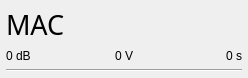
First picture: the form in ui/MacListWidget.ui, repository erudisill/bitstorm-workbench, before the edit.
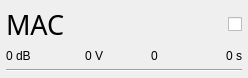
Second picture: the form after the edit.

Diff of the .ui file:
```diff
--- a/ui/MacListWidget.ui
+++ b/ui/MacListWidget.ui
@@ -20,7 +20,7 @@
    <property name="margin">
     <number>6</number>
    </property>
-   <item row="3" column="2">
+   <item row="3" column="3">
     <widget class="QLabel" name="labelAge">
      <property name="text">
       <string>0 s</string>
@@ -47,7 +47,14 @@
      </property>
     </widget>
    </item>
-   <item row="0" column="0" colspan="3">
+   <item row="4" column="0" colspan="4">
+    <widget class="Line" name="line">
+     <property name="orientation">
+      <enum>Qt::Horizontal</enum>
+     </property>
+    </widget>
+   </item>
+   <item row="0" column="0" colspan="2">
     <widget class="QLabel" name="labelMac">
      <property name="font">
       <font>
@@ -62,10 +69,26 @@
      </property>
     </widget>
    </item>
-   <item row="4" column="0" colspan="3">
-    <widget class="Line" name="line">
-     <property name="orientation">
-      <enum>Qt::Horizontal</enum>
+   <item row="0" column="3">
+    <widget class="QCheckBox" name="checkActive">
+     <property name="layoutDirection">
+      <enum>Qt::RightToLeft</enum>
+     </property>
+     <property name="text">
+      <string/>
+     </property>
+     <property name="checked">
+      <bool>false</bool>
+     </property>
+    </widget>
+   </item>
+   <item row="3" column="2">
+    <widget class="QLabel" name="labelCount">
+     <property name="text">
+      <string>0</string>
+     </property>
+     <property name="alignment">
+      <set>Qt::AlignCenter</set>
      </property>
     </widget>
    </item>
```
